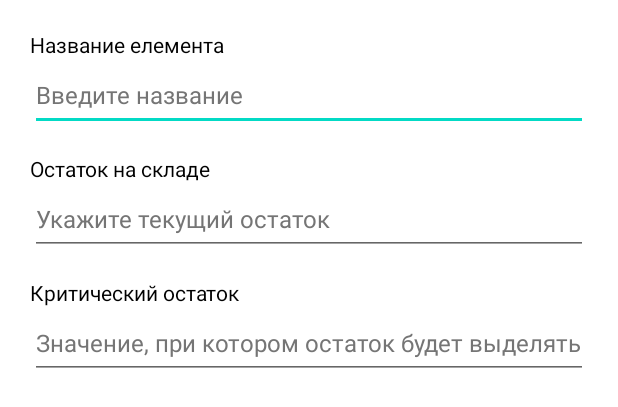
After one commit to 77onix77/sklad, an Android app: the layout alert_dialog_cat.xml on its own in the app's theme, with its tools: preview values and no code run, on a phone screen of 412 x 824 dp. The commit adds this screen. Shown: the top 407 px of the screen. Run offline under Robolectric (Android 15) with nearby library versions, the phone set to English and light mode, and no system bars.

Commit message:
implemented adding an element to a category

```diff
--- /dev/null
+++ b/app/src/main/res/layout/alert_dialog_cat.xml
@@ -0,0 +1,67 @@
+<?xml version="1.0" encoding="utf-8"?>
+<LinearLayout xmlns:android="http://schemas.android.com/apk/res/android"
+    xmlns:tools="http://schemas.android.com/tools"
+    android:layout_width="match_parent"
+    android:layout_height="wrap_content"
+    android:padding="20dp"
+    android:orientation="vertical">
+
+    <TextView
+        android:id="@+id/textView"
+        android:layout_width="match_parent"
+        android:layout_height="wrap_content"
+        android:text="@string/name_element"
+        android:textColor="@color/black" />
+
+    <EditText
+        android:id="@+id/edTNameEl"
+        android:layout_width="match_parent"
+        android:layout_height="wrap_content"
+        android:autofillHints=""
+        android:hint="@string/input_title"
+        android:inputType="text"
+        android:minHeight="48dp"
+        android:textColorHint="#757575"
+        android:textSize="16sp"
+        tools:ignore="SpeakableTextPresentCheck" />
+
+    <TextView
+        android:id="@+id/textView2"
+        android:layout_width="match_parent"
+        android:layout_height="wrap_content"
+        android:paddingTop="15dp"
+        android:text="@string/stock_balance"
+        android:textColor="@color/black" />
+
+    <EditText
+        android:id="@+id/edTNumEl"
+        android:layout_width="match_parent"
+        android:layout_height="wrap_content"
+        android:autofillHints=""
+        android:hint="@string/current_balance"
+        android:inputType="number"
+        android:minHeight="48dp"
+        android:textColorHint="#757575"
+        android:textSize="16sp"
+        tools:ignore="SpeakableTextPresentCheck" />
+
+    <TextView
+        android:id="@+id/textView3"
+        android:layout_width="match_parent"
+        android:layout_height="wrap_content"
+        android:paddingTop="15dp"
+        android:text="@string/critical_residue"
+        android:textColor="@color/black" />
+
+    <EditText
+        android:id="@+id/edTCritNumEl"
+        android:layout_width="match_parent"
+        android:layout_height="wrap_content"
+        android:autofillHints=""
+        android:hint="@string/krit_val"
+        android:inputType="number"
+        android:minHeight="48dp"
+        android:textColorHint="#757575"
+        android:textSize="16sp"
+        tools:ignore="SpeakableTextPresentCheck" />
+</LinearLayout>
--- a/app/src/main/res/values/strings.xml
+++ b/app/src/main/res/values/strings.xml
@@ -4,4 +4,11 @@
     <string name="name_category">Название категории</string>
     <string name="no_tile">Не введено название категории</string>
     <string name="add_it">add</string>
+    <string name="name_element">Название елемента</string>
+    <string name="stock_balance">Остаток на складе</string>
+    <string name="critical_residue">Критический остаток</string>
+    <string name="input_title">Введите название</string>
+    <string name="current_balance">Укажите текущий остаток</string>
+    <string name="krit_val">Значение, при котором остаток будет выделяться красным</string>
+    <string name="toast_cat_message">Не заполнены все поля</string>
 </resources>
```
Also changed, not shown: app/src/main/java/com/onix77/sklad/CatActivity.kt (+25 -0 lines), app/src/main/res/layout/activity_cat.xml (+16 -0 lines).
